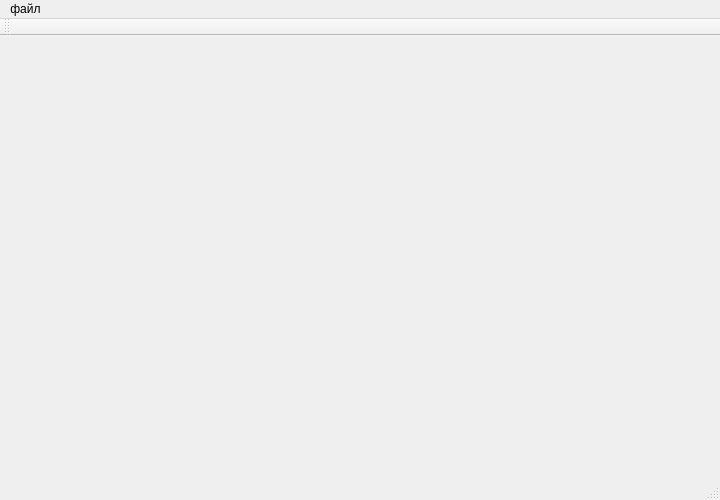
Above: mainwindow.ui from alexeymarunin/ddm before the change. Below: the same form after it.
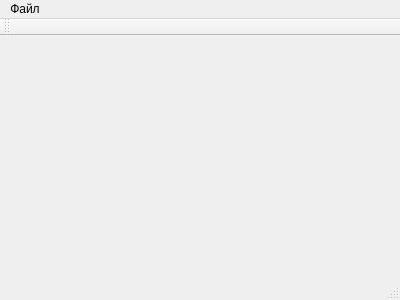
That is the form after the change.

Diff of the .ui file:
```diff
--- a/mainwindow.ui
+++ b/mainwindow.ui
@@ -6,28 +6,10 @@
    <rect>
     <x>0</x>
     <y>0</y>
-    <width>720</width>
-    <height>500</height>
+    <width>400</width>
+    <height>300</height>
    </rect>
   </property>
-  <property name="sizePolicy">
-   <sizepolicy hsizetype="Preferred" vsizetype="Preferred">
-    <horstretch>0</horstretch>
-    <verstretch>0</verstretch>
-   </sizepolicy>
-  </property>
-  <property name="maximumSize">
-   <size>
-    <width>16662222</width>
-    <height>16662222</height>
-   </size>
-  </property>
-  <property name="baseSize">
-   <size>
-    <width>720</width>
-    <height>500</height>
-   </size>
-  </property>
   <property name="windowTitle">
    <string>MainWindow</string>
   </property>
@@ -37,13 +19,13 @@
     <rect>
      <x>0</x>
      <y>0</y>
-     <width>720</width>
+     <width>400</width>
      <height>21</height>
     </rect>
    </property>
    <widget class="QMenu" name="menu">
     <property name="title">
-     <string>файл</string>
+     <string>Файл</string>
     </property>
     <addaction name="openAction"/>
     <addaction name="separator"/>
```
Left out of the diff: 12 changed lines with no effect on the pictures.
